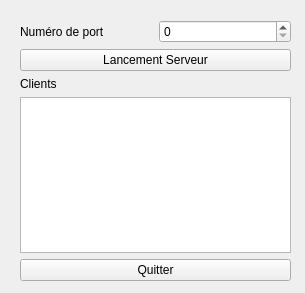
Old version of the form Sockets/TDs/TD3/TD3_ServeurTCP/serveurwidget.ui in the repository apacot/QtProjects.
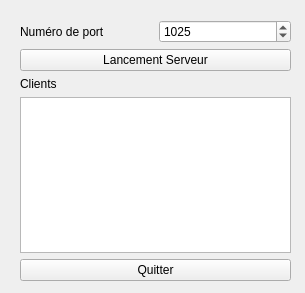
New version of the form.

The edit to the form file:
```diff
--- a/Sockets/TDs/TD3/TD3_ServeurTCP/serveurwidget.ui
+++ b/Sockets/TDs/TD3/TD3_ServeurTCP/serveurwidget.ui
@@ -13,7 +13,7 @@
   <property name="windowTitle">
    <string>ServeurWidget</string>
   </property>
-  <widget class="QWidget" name="">
+  <widget class="QWidget" name="layoutWidget">
    <property name="geometry">
     <rect>
      <x>20</x>
@@ -35,7 +35,17 @@
          </widget>
         </item>
         <item>
-         <widget class="QSpinBox" name="spinBoxPort"/>
+         <widget class="QSpinBox" name="spinBoxPort">
+          <property name="maximum">
+           <number>9999</number>
+          </property>
+          <property name="value">
+           <number>1025</number>
+          </property>
+          <property name="displayIntegerBase">
+           <number>10</number>
+          </property>
+         </widget>
         </item>
        </layout>
       </item>
```
